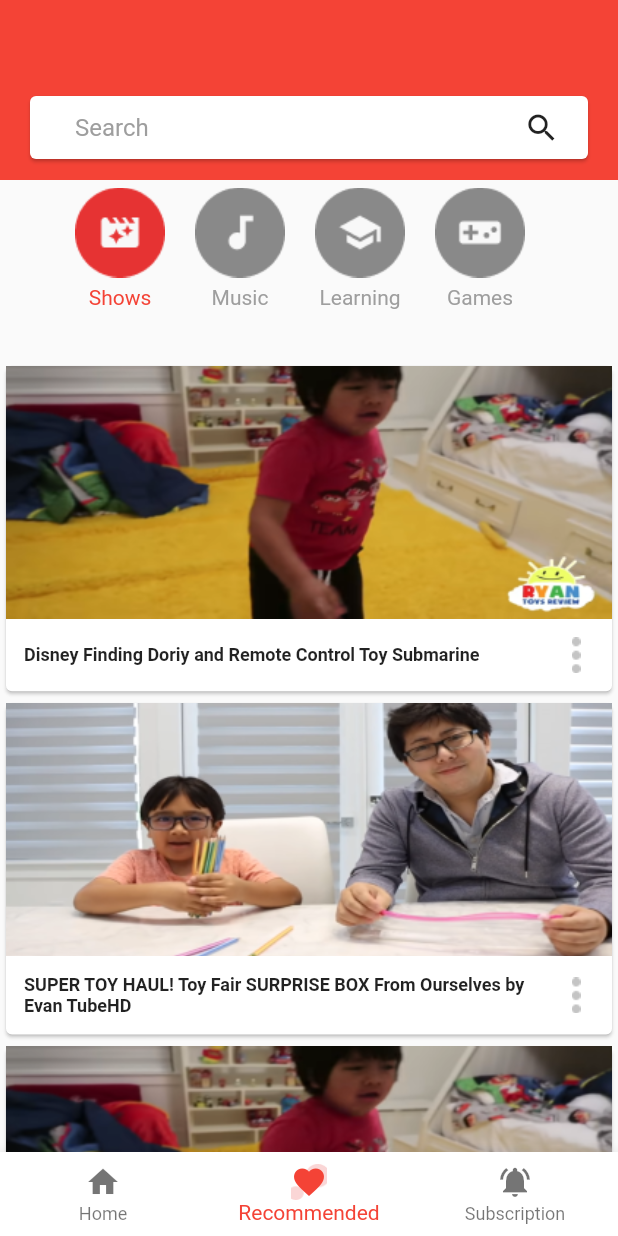
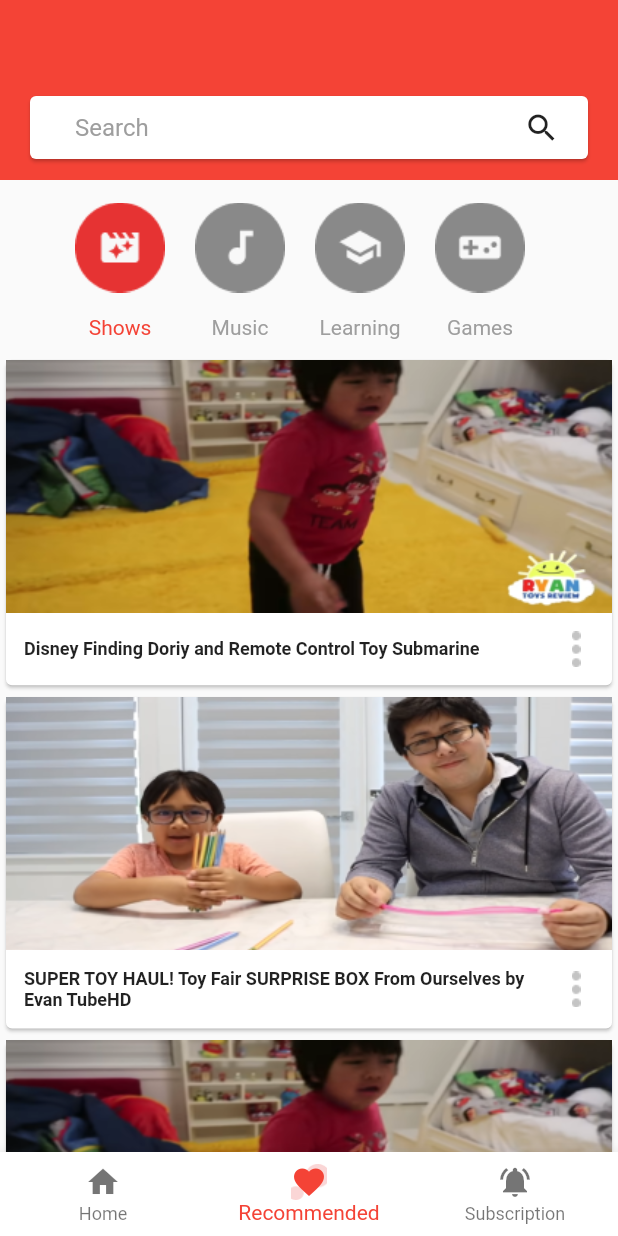
Before and after one commit to ihsanab31/psm, a Flutter app: the screen it shows after launch, item 2 of the bottom bar chosen, on a phone screen of 412 x 824 dp. Run offline on Flutter 3.47's test engine with Material 2 defaults, Android fonts, the phone set to English and light mode, and no system bars.

Commit message:
recommend class

```diff
--- a/lib/screen/page/recommend.dart
+++ b/lib/screen/page/recommend.dart
@@ -68,11 +68,10 @@ class Recommend extends StatelessWidget {
                 Container(
                   alignment: Alignment.bottomCenter,
                   padding: EdgeInsets.only(left: 10, right: 10),
-                  height: 90,
                   child: Row(
                     children: [
                       Container(
-                        margin: EdgeInsets.only(left: 40, top: 5),
+                        margin: EdgeInsets.only(left: 40, top: 15, bottom: 5),
                         alignment: Alignment.center,
                         child: Column(
                           children: [
@@ -88,7 +87,7 @@ class Recommend extends StatelessWidget {
                               child: Image.asset("images/movie_filter.png"),
                             ),
                             Container(
-                              margin: EdgeInsets.only(top: 5),
+                              margin: EdgeInsets.only(top: 15, bottom: 5),
                               child: Text(
                                 "Shows",
                                 style: TextStyle(color: Colors.red),
@@ -98,7 +97,7 @@ class Recommend extends StatelessWidget {
                         ),
                       ),
                       Container(
-                        margin: EdgeInsets.only(left: 20, top: 5),
+                        margin: EdgeInsets.only(left: 20, top: 15, bottom: 5),
                         alignment: Alignment.center,
                         child: Column(
                           children: [
@@ -114,7 +113,7 @@ class Recommend extends StatelessWidget {
                               child: Image.asset("images/audiotrack.png"),
                             ),
                             Container(
-                              margin: EdgeInsets.only(top: 5),
+                              margin: EdgeInsets.only(top: 15, bottom: 5),
                               child: Text(
                                 "Music",
                                 style: TextStyle(color: Colors.grey),
@@ -124,7 +123,7 @@ class Recommend extends StatelessWidget {
                         ),
                       ),
                       Container(
-                        margin: EdgeInsets.only(left: 20, top: 5),
+                        margin: EdgeInsets.only(left: 20, top: 15, bottom: 5),
                         alignment: Alignment.center,
                         child: Column(
                           children: [
@@ -140,7 +139,7 @@ class Recommend extends StatelessWidget {
                               child: Image.asset("images/school.png"),
                             ),
                             Container(
-                              margin: EdgeInsets.only(top: 5),
+                              margin: EdgeInsets.only(top: 15, bottom: 5),
                               child: Text(
                                 "Learning",
                                 style: TextStyle(color: Colors.grey),
@@ -150,7 +149,7 @@ class Recommend extends StatelessWidget {
                         ),
                       ),
                       Container(
-                        margin: EdgeInsets.only(left: 20, top: 5),
+                        margin: EdgeInsets.only(left: 20, top: 15, bottom: 5),
                         alignment: Alignment.center,
                         child: Column(
                           children: [
@@ -166,7 +165,7 @@ class Recommend extends StatelessWidget {
                               child: Image.asset("images/videogame.png"),
                             ),
                             Container(
-                              margin: EdgeInsets.only(top: 5),
+                              margin: EdgeInsets.only(top: 15, bottom: 5),
                               child: Text(
                                 "Games",
                                 style: TextStyle(color: Colors.grey),
@@ -179,11 +178,11 @@ class Recommend extends StatelessWidget {
                   ),
                 ),
                 Container(
-                  margin: EdgeInsets.only(top: 30),
                   width: MediaQuery.of(context).size.width,
                   height: MediaQuery.of(context).size.height,
                   padding: EdgeInsets.only(bottom: 20),
                   child: ListView(
+                    padding: EdgeInsets.zero,
                     children: [
                       Container(
                         width: double.infinity,
```
